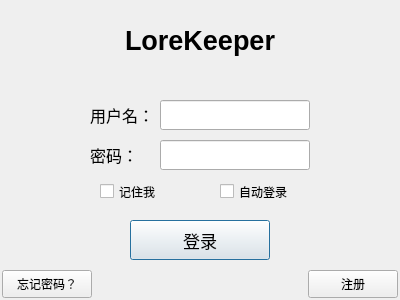
First picture: the form in LoreKeeper/src/app/ui/logindialog.ui, repository ShatboY/LoreKeeper, before the edit.
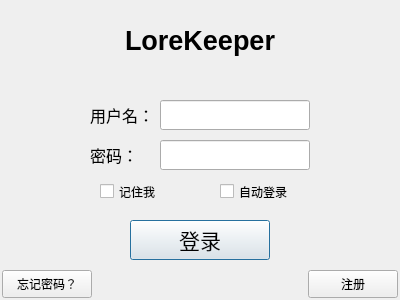
Second picture: the form after the edit.

Diff of the .ui file:
```diff
--- a/LoreKeeper/src/app/ui/logindialog.ui
+++ b/LoreKeeper/src/app/ui/logindialog.ui
@@ -137,8 +137,8 @@
    </property>
    <property name="font">
     <font>
-     <family>微软雅黑</family>
-     <pointsize>13</pointsize>
+     <family>黑体</family>
+     <pointsize>16</pointsize>
      <bold>false</bold>
     </font>
    </property>
```
